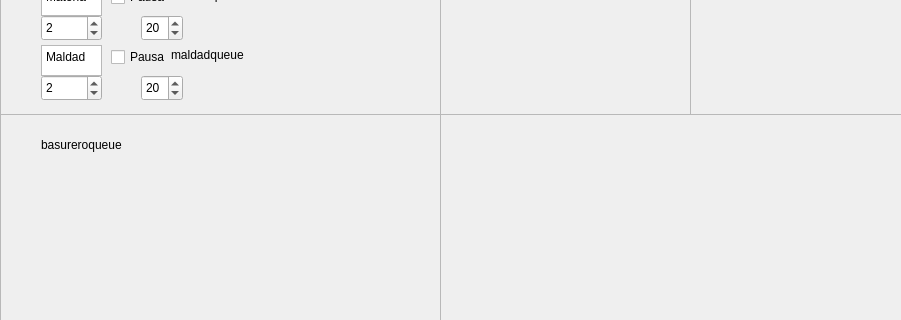
Old version of the form MonsterFactory/mainwindow.ui in the repository arty4325/IC2001-MonsterFactory; both pictures show x 0 to 901 and y 136 to 456 of the 1366 by 768 pixel window.
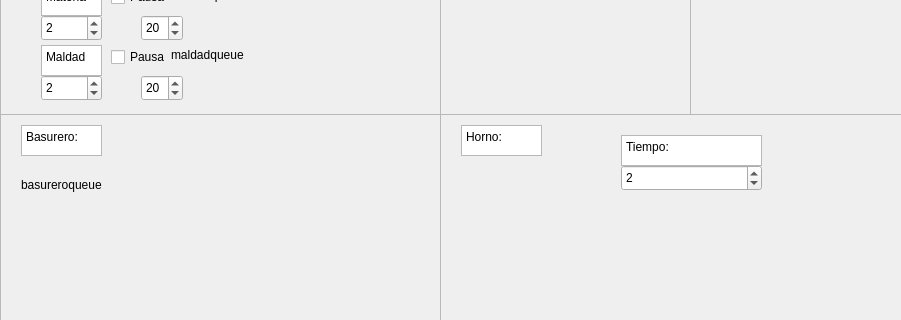
New version of the form.

Diff of the .ui file:
```diff
--- a/MonsterFactory/mainwindow.ui
+++ b/MonsterFactory/mainwindow.ui
@@ -209,6 +209,62 @@
        <height>249</height>
       </rect>
      </property>
+     <widget class="QTextEdit" name="textEdit_5">
+      <property name="geometry">
+       <rect>
+        <x>20</x>
+        <y>10</y>
+        <width>81</width>
+        <height>31</height>
+       </rect>
+      </property>
+      <property name="html">
+       <string>&lt;!DOCTYPE HTML PUBLIC &quot;-//W3C//DTD HTML 4.0//EN&quot; &quot;http://www.w3.org/TR/REC-html40/strict.dtd&quot;&gt;
+&lt;html&gt;&lt;head&gt;&lt;meta name=&quot;qrichtext&quot; content=&quot;1&quot; /&gt;&lt;meta charset=&quot;utf-8&quot; /&gt;&lt;style type=&quot;text/css&quot;&gt;
+p, li { white-space: pre-wrap; }
+hr { height: 1px; border-width: 0; }
+li.unchecked::marker { content: &quot;\2610&quot;; }
+li.checked::marker { content: &quot;\2612&quot;; }
+&lt;/style&gt;&lt;/head&gt;&lt;body style=&quot; font-family:'Segoe UI'; font-size:9pt; font-weight:400; font-style:normal;&quot;&gt;
+&lt;p style=&quot; margin-top:0px; margin-bottom:0px; margin-left:0px; margin-right:0px; -qt-block-indent:0; text-indent:0px;&quot;&gt;Horno:&lt;/p&gt;&lt;/body&gt;&lt;/html&gt;</string>
+      </property>
+     </widget>
+     <widget class="QTextEdit" name="textEdit_7">
+      <property name="geometry">
+       <rect>
+        <x>180</x>
+        <y>20</y>
+        <width>141</width>
+        <height>31</height>
+       </rect>
+      </property>
+      <property name="html">
+       <string>&lt;!DOCTYPE HTML PUBLIC &quot;-//W3C//DTD HTML 4.0//EN&quot; &quot;http://www.w3.org/TR/REC-html40/strict.dtd&quot;&gt;
+&lt;html&gt;&lt;head&gt;&lt;meta name=&quot;qrichtext&quot; content=&quot;1&quot; /&gt;&lt;meta charset=&quot;utf-8&quot; /&gt;&lt;style type=&quot;text/css&quot;&gt;
+p, li { white-space: pre-wrap; }
+hr { height: 1px; border-width: 0; }
+li.unchecked::marker { content: &quot;\2610&quot;; }
+li.checked::marker { content: &quot;\2612&quot;; }
+&lt;/style&gt;&lt;/head&gt;&lt;body style=&quot; font-family:'Segoe UI'; font-size:9pt; font-weight:400; font-style:normal;&quot;&gt;
+&lt;p style=&quot; margin-top:0px; margin-bottom:0px; margin-left:0px; margin-right:0px; -qt-block-indent:0; text-indent:0px;&quot;&gt;Tiempo:&lt;/p&gt;&lt;/body&gt;&lt;/html&gt;</string>
+      </property>
+     </widget>
+     <widget class="QSpinBox" name="hornoSpinBox">
+      <property name="geometry">
+       <rect>
+        <x>180</x>
+        <y>50</y>
+        <width>141</width>
+        <height>26</height>
+       </rect>
+      </property>
+      <property name="minimum">
+       <number>0</number>
+      </property>
+      <property name="value">
+       <number>2</number>
+      </property>
+     </widget>
     </widget>
    </widget>
    <widget class="QScrollArea" name="scrollArea_8">
@@ -235,8 +291,8 @@
      <widget class="QLabel" name="basureroLabel">
       <property name="geometry">
        <rect>
-        <x>40</x>
-        <y>20</y>
+        <x>20</x>
+        <y>60</y>
         <width>251</width>
         <height>20</height>
        </rect>
@@ -245,6 +301,26 @@
        <string>basureroqueue</string>
       </property>
      </widget>
+     <widget class="QTextEdit" name="textEdit_6">
+      <property name="geometry">
+       <rect>
+        <x>20</x>
+        <y>10</y>
+        <width>81</width>
+        <height>31</height>
+       </rect>
+      </property>
+      <property name="html">
+       <string>&lt;!DOCTYPE HTML PUBLIC &quot;-//W3C//DTD HTML 4.0//EN&quot; &quot;http://www.w3.org/TR/REC-html40/strict.dtd&quot;&gt;
+&lt;html&gt;&lt;head&gt;&lt;meta name=&quot;qrichtext&quot; content=&quot;1&quot; /&gt;&lt;meta charset=&quot;utf-8&quot; /&gt;&lt;style type=&quot;text/css&quot;&gt;
+p, li { white-space: pre-wrap; }
+hr { height: 1px; border-width: 0; }
+li.unchecked::marker { content: &quot;\2610&quot;; }
+li.checked::marker { content: &quot;\2612&quot;; }
+&lt;/style&gt;&lt;/head&gt;&lt;body style=&quot; font-family:'Segoe UI'; font-size:9pt; font-weight:400; font-style:normal;&quot;&gt;
+&lt;p style=&quot; margin-top:0px; margin-bottom:0px; margin-left:0px; margin-right:0px; -qt-block-indent:0; text-indent:0px;&quot;&gt;Basurero:&lt;/p&gt;&lt;/body&gt;&lt;/html&gt;</string>
+      </property>
+     </widget>
     </widget>
    </widget>
    <widget class="QScrollArea" name="scrollArea_9">
```
